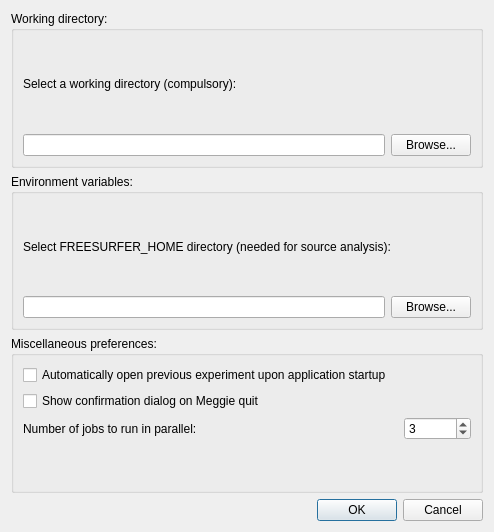
This is designer_ui_files/preferencesDialogUi.ui in cibr-jyu/meggie as Qt 5 draws it before an edit. The edited form follows.
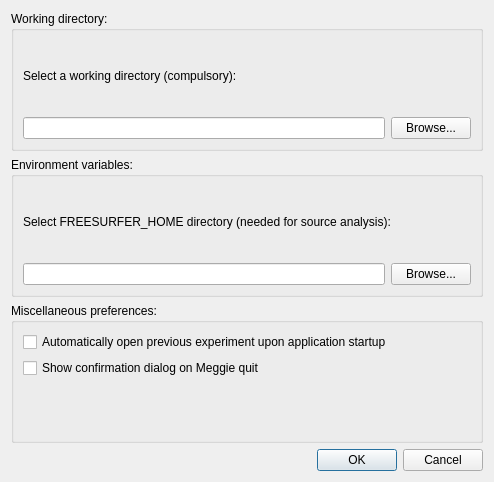
This is the edited form.

```diff
--- a/designer_ui_files/preferencesDialogUi.ui
+++ b/designer_ui_files/preferencesDialogUi.ui
@@ -7,7 +7,7 @@
     <x>0</x>
     <y>0</y>
     <width>494</width>
-    <height>532</height>
+    <height>482</height>
    </rect>
   </property>
   <property name="windowTitle">
@@ -92,7 +92,7 @@
       <string>Miscellaneous preferences:</string>
      </property>
      <layout class="QGridLayout" name="gridLayout_4">
-      <item row="6" column="0">
+      <item row="5" column="0">
        <widget class="QLabel" name="label_2">
         <property name="text">
          <string/>
@@ -106,43 +106,6 @@
         </property>
        </widget>
       </item>
-      <item row="3" column="0">
-       <layout class="QHBoxLayout" name="horizontalLayout_3">
-        <item>
-         <widget class="QLabel" name="labelNJobs">
-          <property name="text">
-           <string>Number of jobs to run in parallel:</string>
-          </property>
-         </widget>
-        </item>
-        <item>
-         <spacer name="horizontalSpacer">
-          <property name="orientation">
-           <enum>Qt::Horizontal</enum>
-          </property>
-          <property name="sizeHint" stdset="0">
-           <size>
-            <width>40</width>
-            <height>20</height>
-           </size>
-          </property>
-         </spacer>
-        </item>
-        <item>
-         <widget class="QSpinBox" name="spinBoxNJobs">
-          <property name="minimum">
-           <number>1</number>
-          </property>
-          <property name="maximum">
-           <number>1000000000</number>
-          </property>
-          <property name="value">
-           <number>3</number>
-          </property>
-         </widget>
-        </item>
-       </layout>
-      </item>
       <item row="0" column="0">
        <widget class="QCheckBox" name="checkBoxAutomaticOpenPreviousExperiment">
         <property name="text">
```
